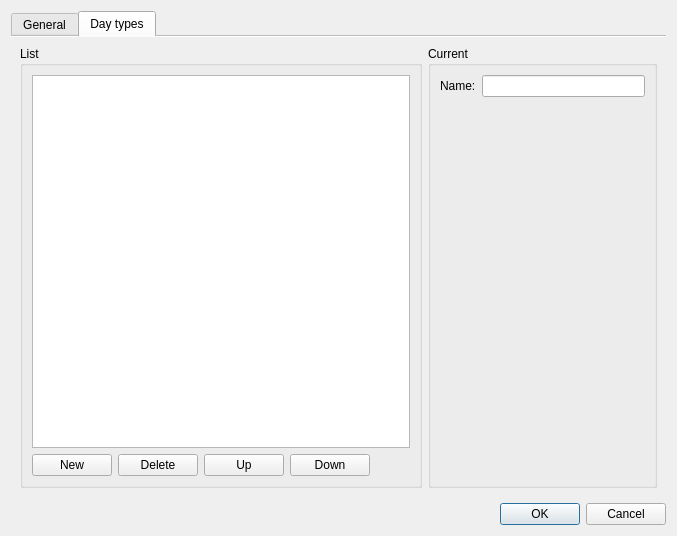
Qt form Dialogs/DlgProjectsettings.ui (ma7t3/ScheduleMaster) before a commit.
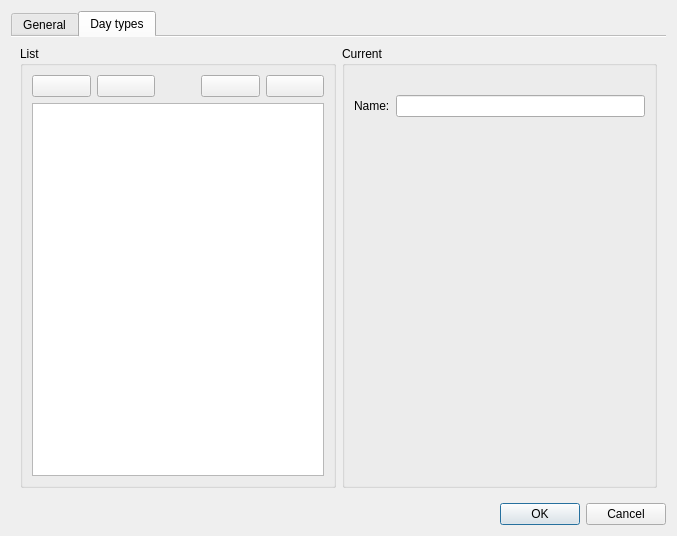
The same form after that commit. The open tabs and pages were chosen to show the change. Icons and pictures are not drawn. Custom widgets are drawn as their Qt base class.

Diff of the .ui file:
```diff
--- a/Dialogs/DlgProjectsettings.ui
+++ b/Dialogs/DlgProjectsettings.ui
@@ -101,36 +101,30 @@
          <layout class="QHBoxLayout" name="horizontalLayout_5">
           <item>
            <layout class="QVBoxLayout" name="verticalLayout_5">
-            <item>
-             <widget class="QListWidget" name="lwDays"/>
-            </item>
             <item>
              <layout class="QHBoxLayout" name="horizontalLayout_4">
               <item>
                <widget class="QPushButton" name="pbDayNew">
                 <property name="text">
-                 <string>New</string>
+                 <string/>
+                </property>
+                <property name="icon">
+                 <iconset resource="../main.qrc">
+                  <normaloff>:/icons/Add.ico</normaloff>:/icons/Add.ico</iconset>
                 </property>
                </widget>
               </item>
               <item>
                <widget class="QPushButton" name="pbDaysDelete">
-                <property name="text">
+                <property name="toolTip">
                  <string>Delete</string>
                 </property>
-               </widget>
-              </item>
-              <item>
-               <widget class="QPushButton" name="pbDaysUp">
                 <property name="text">
-                 <string>Up</string>
+                 <string/>
                 </property>
-               </widget>
-              </item>
-              <item>
-               <widget class="QPushButton" name="pbDaysDown">
-                <property name="text">
-                 <string>Down</string>
+                <property name="icon">
+                 <iconset resource="../main.qrc">
+                  <normaloff>:/icons/Delete.ico</normaloff>:/icons/Delete.ico</iconset>
                 </property>
                </widget>
               </item>
@@ -139,6 +133,9 @@
                 <property name="orientation">
                  <enum>Qt::Horizontal</enum>
                 </property>
+                <property name="sizeType">
+                 <enum>QSizePolicy::Minimum</enum>
+                </property>
                 <property name="sizeHint" stdset="0">
                  <size>
                   <width>40</width>
@@ -147,8 +144,39 @@
                 </property>
                </spacer>
               </item>
+              <item>
+               <widget class="QPushButton" name="pbDaysUp">
+                <property name="toolTip">
+                 <string>Move up</string>
+                </property>
+                <property name="text">
+                 <string/>
+                </property>
+                <property name="icon">
+                 <iconset resource="../main.qrc">
+                  <normaloff>:/icons/MoveUp.ico</normaloff>:/icons/MoveUp.ico</iconset>
+                </property>
+               </widget>
+              </item>
+              <item>
+               <widget class="QPushButton" name="pbDaysDown">
+                <property name="toolTip">
+                 <string>Move down</string>
+                </property>
+                <property name="text">
+                 <string/>
+                </property>
+                <property name="icon">
+                 <iconset resource="../main.qrc">
+                  <normaloff>:/icons/MoveDown.ico</normaloff>:/icons/MoveDown.ico</iconset>
+                </property>
+               </widget>
+              </item>
              </layout>
             </item>
+            <item>
+             <widget class="QListWidget" name="lwDays"/>
+            </item>
            </layout>
           </item>
          </layout>
@@ -160,6 +188,13 @@
           <string>Current</string>
          </property>
          <layout class="QVBoxLayout" name="verticalLayout_2">
+          <item>
+           <widget class="QLabel" name="label_5">
+            <property name="text">
+             <string/>
+            </property>
+           </widget>
+          </item>
           <item>
            <layout class="QHBoxLayout" name="horizontalLayout_2">
             <item>
```
Left out of the diff: 9 changed lines with no effect on the pictures.
